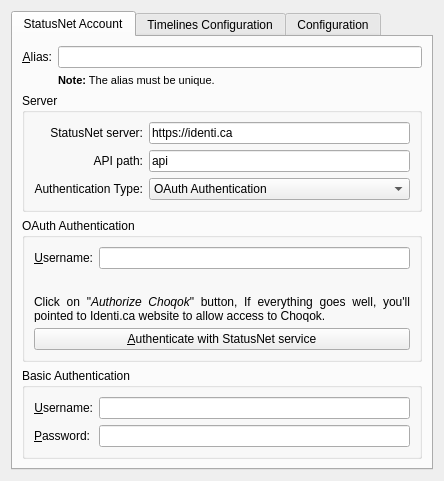
First picture: the form in microblogs/laconica/laconicaeditaccount_base.ui, repository KDE/choqok, before the edit.
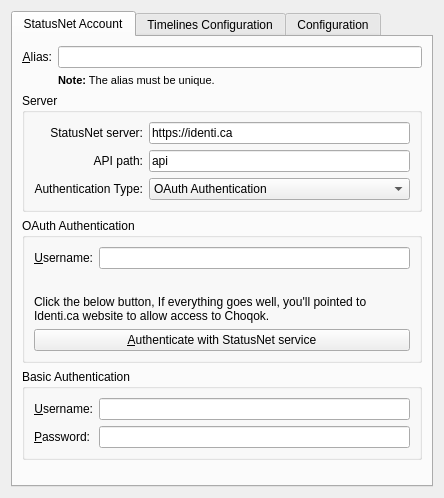
Second picture: the form after the edit. Custom widgets are drawn as their Qt base class.

The edit to the form file:
```diff
--- a/microblogs/laconica/laconicaeditaccount_base.ui
+++ b/microblogs/laconica/laconicaeditaccount_base.ui
@@ -7,7 +7,7 @@
     <x>0</x>
     <y>0</y>
     <width>444</width>
-    <height>481</height>
+    <height>497</height>
    </rect>
   </property>
   <layout class="QGridLayout" name="gridLayout_2">
@@ -197,12 +197,14 @@
           </item>
           <item>
            <widget class="QLabel" name="label_5">
+            <property name="sizePolicy">
+             <sizepolicy hsizetype="Preferred" vsizetype="MinimumExpanding">
+              <horstretch>0</horstretch>
+              <verstretch>0</verstretch>
+             </sizepolicy>
+            </property>
             <property name="text">
-             <string>&lt;!DOCTYPE HTML PUBLIC &quot;-//W3C//DTD HTML 4.0//EN&quot; &quot;http://www.w3.org/TR/REC-html40/strict.dtd&quot;&gt;
-&lt;html&gt;&lt;head&gt;&lt;meta name=&quot;qrichtext&quot; content=&quot;1&quot; /&gt;&lt;style type=&quot;text/css&quot;&gt;
-p, li { white-space: pre-wrap; }
-&lt;/style&gt;&lt;/head&gt;&lt;body style=&quot; font-family:'Sans Serif'; font-size:9pt; font-weight:400; font-style:normal;&quot;&gt;
-&lt;p align=&quot;justify&quot; style=&quot; margin-top:0px; margin-bottom:0px; margin-left:0px; margin-right:0px; -qt-block-indent:0; text-indent:0px;&quot;&gt;Click on &amp;quot;&lt;span style=&quot; font-style:italic;&quot;&gt;Authorize Choqok&lt;/span&gt;&amp;quot; button, If everything goes well, you'll pointed to Identi.ca website to allow access to Choqok.&lt;/p&gt;&lt;/body&gt;&lt;/html&gt;</string>
+             <string>Click the below button, If everything goes well, you'll pointed to Identi.ca website to allow access to Choqok.</string>
             </property>
             <property name="wordWrap">
              <bool>true</bool>
@@ -282,7 +284,7 @@
          <property name="sizeHint" stdset="0">
           <size>
            <width>20</width>
-           <height>40</height>
+           <height>0</height>
           </size>
          </property>
         </spacer>
```
